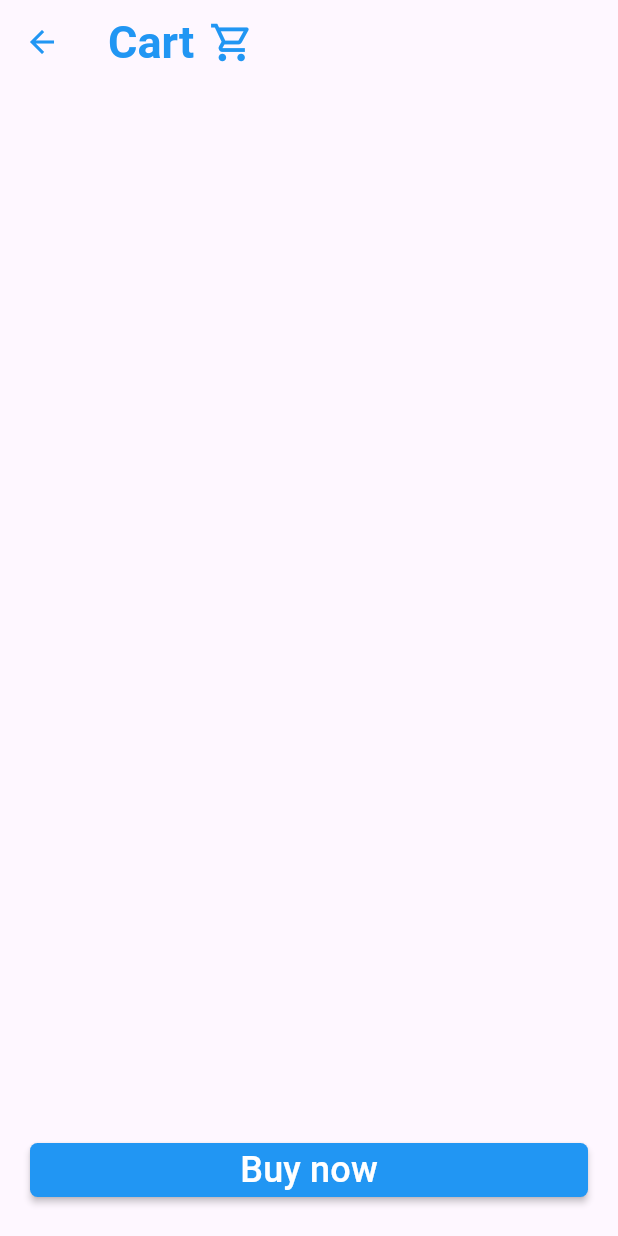
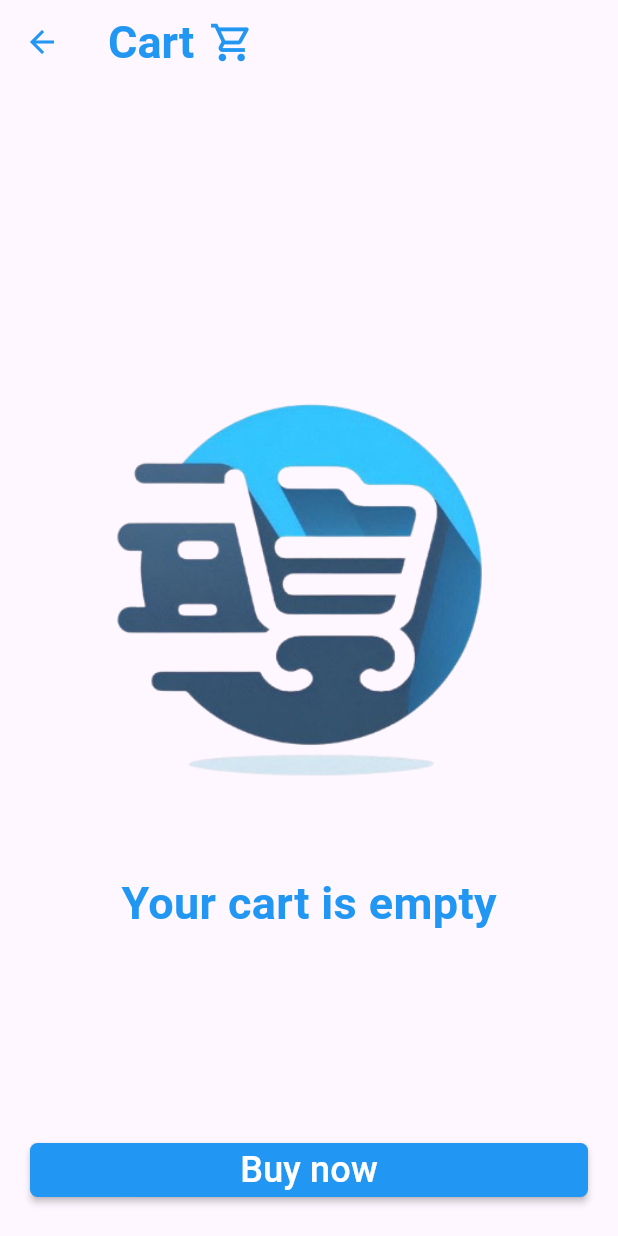
Before and after one commit to DiaaAhmedHassan/E_Market, a Flutter app: the CartPage screen opened by its route, on a phone screen of 412 x 824 dp. Run offline on Flutter 3.47's test engine with Material 3 defaults, Android fonts, the phone set to English and light mode, and no system bars; our stand-ins replace awesome_dialog, cloud_firestore, firebase_auth, firebase_core, firebase_storage, google_sign_in and 1 more; missing offline and left inert: fuzzy; accounts and stored records are empty; network calls fail.

Commit message:
remove from cart

```diff
--- a/lib/cart_page.dart
+++ b/lib/cart_page.dart
@@ -13,38 +13,26 @@ class CartPage extends StatefulWidget {
 }
 
 class _CartPageState extends State<CartPage> {
-  List<CartProduct> cartProducts = [];
 
-  getUserCart() async {
-    String userId = FirebaseAuth.instance.currentUser!.uid;
-    DocumentSnapshot snapshot = await FirebaseFirestore.instance.collection('users').doc(userId).get();
-    List products = snapshot['cart'];
-    products.forEach((product) => cartProducts.add(CartProduct(
-        title: product['title'],
-        price: (product['price'] as num).toDouble(),
-        description: product['description'],
-        rating: product['rating'],
-        availableAmount: product['availableAmount'],
-        imageUrl: product['imageUrl'],
-        category: product['category'],
-        requiredAmount: product['requiredAmount'])));
+  removeElement(String field, int index) async{
+   DocumentReference<Map<String, dynamic>> documentReference =await FirebaseFirestore.instance.collection("users").doc(FirebaseAuth.instance.currentUser!.uid);
+   DocumentSnapshot<Map<String, dynamic>> snapshot =await documentReference.get();
+   List<dynamic> cart = List.from(snapshot.data()?[field]??[]);
 
-    setState(() {});
+   cart.removeAt(index);
+
+
+   await documentReference.update({field: cart});
+
+
   }
 
-  @override
-  void initState() {
-    print(cartProducts);
-    getUserCart();
-    print(cartProducts);
-    super.initState();
-  }
 
   @override
   Widget build(BuildContext context) {
     return Scaffold(
       appBar: AppBar(
-        iconTheme: IconThemeData(color: Colors.blue),
+        iconTheme: const IconThemeData(color: Colors.blue),
         title: const Row(
           children: [
             Text('Cart'),
@@ -64,22 +52,45 @@ class _CartPageState extends State<CartPage> {
         child: Column(
           children: [
             Expanded(
-              child: ListView.builder(
-                itemCount: cartProducts.length,
+              child: StreamBuilder(
+                stream: FirebaseFirestore.instance.collection("users").doc(FirebaseAuth.instance.currentUser!.uid).snapshots(),
+                builder: (context, snapshot){
+                  if(!snapshot.hasData){
+                    return Center(child: CircularProgressIndicator(color: Colors.blue,),);
+                  }
+
+                  List<dynamic> cartData = snapshot.data?['cart']??[];
+                  List<CartProduct> cartProducts = cartData.map((data) => CartProduct.fromMap(data)).toList();
+
+                return cartProducts.isEmpty?
+                 Center(child:
+                  Column(
+                    mainAxisAlignment: MainAxisAlignment.center,
+                    children: [
+                      Image.asset("images/E_comm_logo.png"),
+                      Text("Your cart is empty", style: TextStyle(fontSize: 30, fontWeight:FontWeight.bold, color: Colors.blue),)
+                    ],
+                  ))
+                 :ListView.builder(
+                  itemCount: cartData.length,
                   shrinkWrap: true,
                   itemBuilder: (context, i) {
+                    var currentProduct = cartProducts[i];
                     return Card(
                       child: ListTile(
-                      leading: Image.network(cartProducts[i].imageUrl),
-                      title: Text("${cartProducts[i].requiredAmount}X ${cartProducts[i].title}"),
-                      subtitle: Text("${(cartProducts[i].price)*cartProducts[i].availableAmount} \$"),
+                        leading:Image.network(currentProduct.imageUrl),
+                        title: Text("${currentProduct.requiredAmount}X ${currentProduct.title}"),
+                        subtitle: Text("${(currentProduct.price)*currentProduct.requiredAmount} \$"),
                         trailing: MaterialButton(
-                        onPressed: () {},
-                        child: Text("Remove"),
+                          onPressed: () {
+                            removeElement("cart", i);
+                          },
+                          child: const Text("Remove"),
                         ),
                       ),
                     );
                   },
+                );}
               ),
             ),
             Container(
@@ -87,14 +98,14 @@ class _CartPageState extends State<CartPage> {
               width: double.infinity,
               child: MaterialButton(
                 onPressed: () {},
+                color: Colors.blue,
+                textColor: Colors.white,
+                shape: RoundedRectangleBorder(
+                    borderRadius: BorderRadius.circular(5)),
                 child: Text(
                   "Buy now",
                   style: TextStyle(fontSize: 24),
                 ),
-                color: Colors.blue,
-                textColor: Colors.white,
-                shape: RoundedRectangleBorder(
-                    borderRadius: BorderRadius.circular(5)),
               ),
             )
           ],
--- a/lib/details_page.dart
+++ b/lib/details_page.dart
@@ -173,12 +173,12 @@ class _ItemDetailsState extends State<ItemDetails> {
                               int intVal = int.parse(val);
                               if (intVal > widget.data.availableAmount) {
                                 ScaffoldMessenger.of(context).showSnackBar(
-                                    SnackBar(
+                                    const SnackBar(
                                         content: Text("invalid quantity")));
                                 amount = widget.data.availableAmount;
                               } else if (intVal < 1) {
                                 ScaffoldMessenger.of(context).showSnackBar(
-                                    SnackBar(
+                                    const SnackBar(
                                         content: Text("invalid quantity")));
                                 amount = 1;
                               } else {
--- a/lib/user.dart
+++ b/lib/user.dart
@@ -1,8 +1,6 @@
 import 'package:cloud_firestore/cloud_firestore.dart';
 import 'package:e_market/cart_product.dart';
-import 'package:e_market/product.dart';
 import 'package:firebase_auth/firebase_auth.dart';
-import 'package:firebase_core/firebase_core.dart';
 import 'package:google_sign_in/google_sign_in.dart';
 
 class MarketUser {
```
Also changed, not shown: lib/cart_product.dart (+12 -0 lines). Lines whose indentation alone changed are shown as unchanged.
